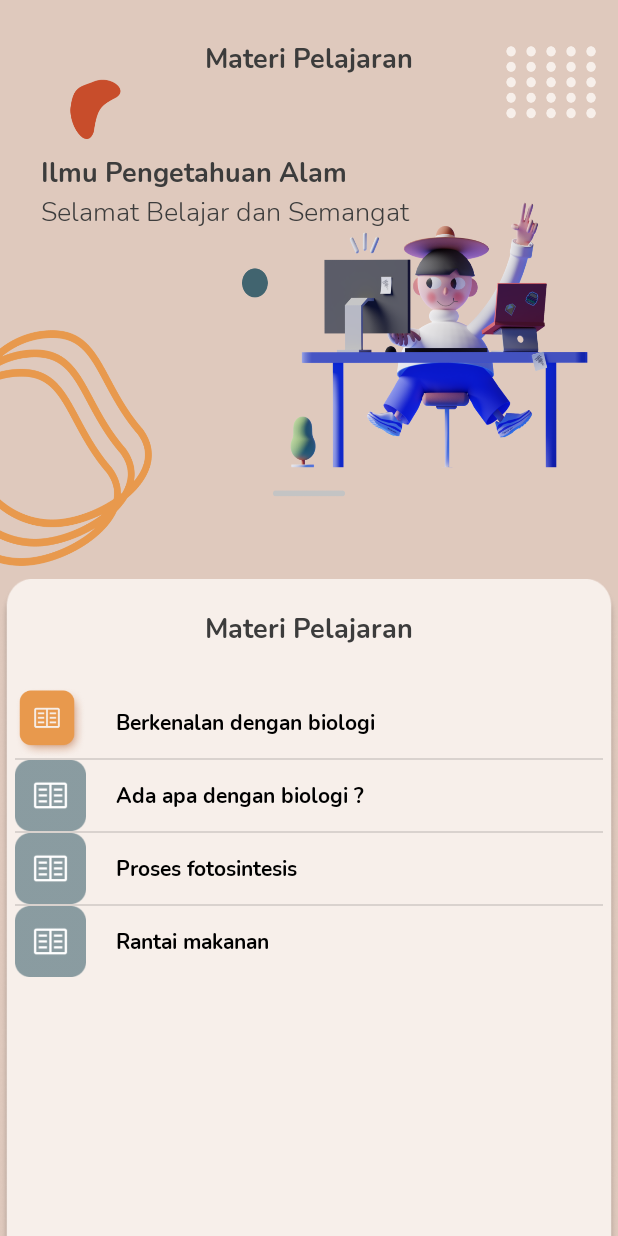
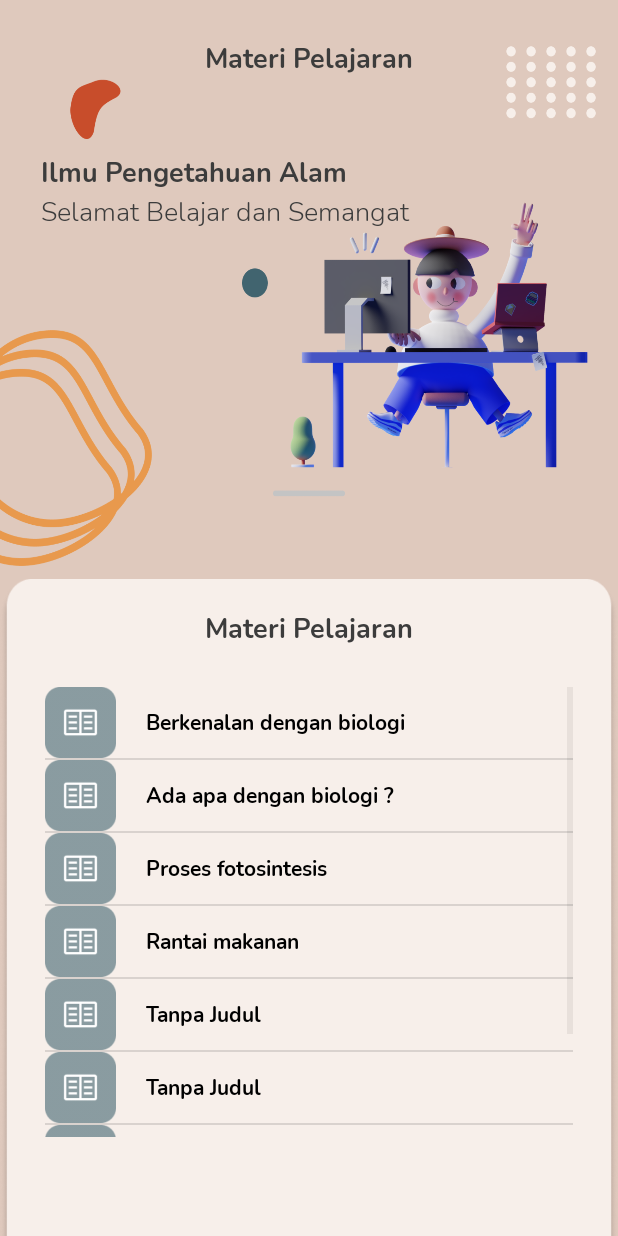
Before and after one commit to farisqlail/Zuperior, an Android app: the artikel_kategori screen opened directly, with no data from a screen before it, on a phone screen of 412 x 824 dp. Run offline under Robolectric (Android 15) with nearby library versions, the phone set to English and light mode, and no system bars.

Commit message:
Kategori done

```diff
--- a/app/src/main/java/com/example/sicapin/Activity/artikel_kategori.java
+++ b/app/src/main/java/com/example/sicapin/Activity/artikel_kategori.java
@@ -11,8 +11,8 @@ import com.example.sicapin.itemObjectClass.item_artikel_kat;
 public class artikel_kategori extends AppCompatActivity {
 
     ListView  lv_kat_artikel;
-    String[]  tv_lv     = {"Berkenalan dengan biologi", "Ada apa dengan biologi ?", "Proses fotosintesis", "Rantai makanan"};
-    Integer[] ic_lv     = {R.drawable.katarton, R.drawable.kataroff, R.drawable.kataroff, R.drawable.kataroff};
+    String[]  tv_lv     = {"Berkenalan dengan biologi", "Ada apa dengan biologi ?", "Proses fotosintesis", "Rantai makanan", "Tanpa Judul", "Tanpa Judul", "Tanpa Judul", "Tanpa Judul"};
+    Integer[] ic_lv     = {R.drawable.kataroff, R.drawable.kataroff, R.drawable.kataroff, R.drawable.kataroff, R.drawable.kataroff, R.drawable.kataroff, R.drawable.kataroff, R.drawable.kataroff};
 
     @Override
     protected void onCreate(Bundle savedInstanceState) {
--- a/app/src/main/res/layout/activity_artikel_kategori.xml
+++ b/app/src/main/res/layout/activity_artikel_kategori.xml
@@ -71,17 +71,17 @@
             <!--    List Artikel        -->
             <RelativeLayout
                 android:layout_width="match_parent"
-                android:layout_height="match_parent"
+                android:layout_height="300dp"
                 android:layout_marginTop="26dp"
                 android:orientation="vertical">
 
 <!--        List View        -->
                 <ListView
-                    android:layout_marginLeft="10dp"
-                    android:layout_marginRight="10dp"
                     android:id="@+id/lv_artikel"
-                    android:layout_width="wrap_content"
-                    android:layout_height="wrap_content" />
+                    android:layout_width="match_parent"
+                    android:layout_height="match_parent"
+                    android:layout_marginLeft="30dp"
+                    android:layout_marginRight="30dp" />
 <!--        EndList View        -->
 
             </RelativeLayout>
```
